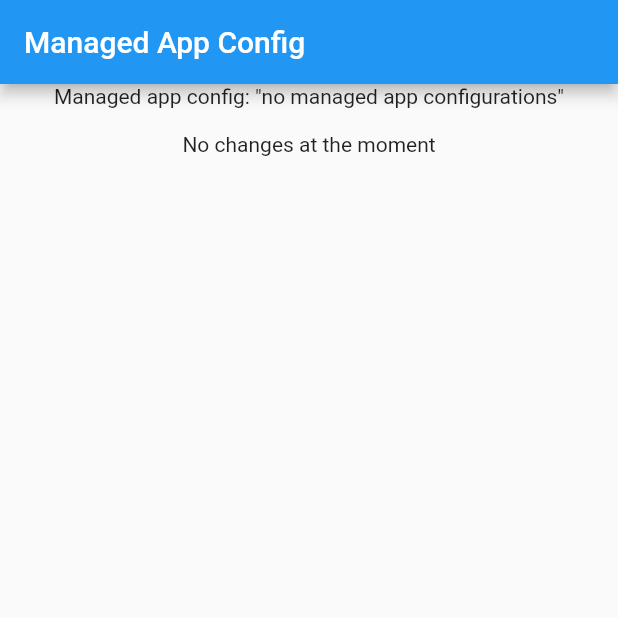
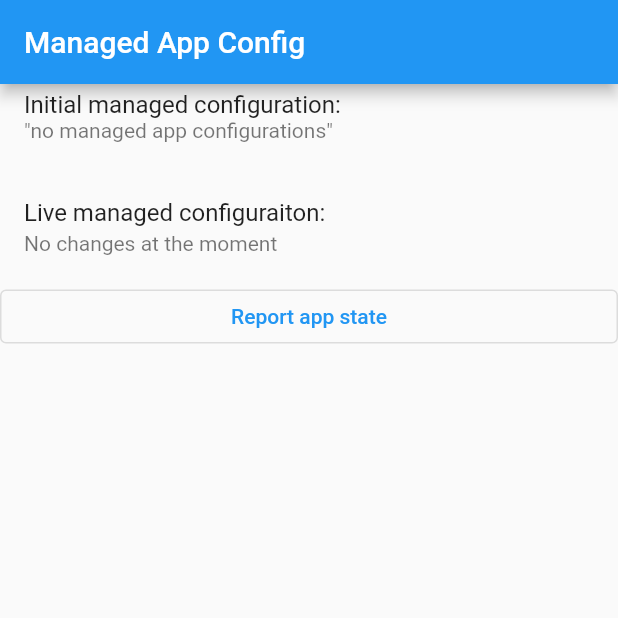
Before and after one commit to mwaylabs/flutter-managed-configuration, a Flutter app: the screen it shows after launch, on a phone screen of 412 x 824 dp, the top half of it. Run offline on Flutter 3.47's test engine with Material 2 defaults, Android fonts, the phone set to English and light mode, and no system bars.

```diff
--- a/example/lib/main.dart
+++ b/example/lib/main.dart
@@ -49,19 +49,38 @@ class _MyAppState extends State<MyApp> {
           title: const Text('Managed App Config'),
         ),
         body: Center(
-          child: Column(
+          child: ListView(
             children: [
-              Text('Managed app config: $_managedAppConfigurations\n'),
+              ListTile(
+                title: Text('Initial managed configuration:'),
+                subtitle: Text('$_managedAppConfigurations\n'),
+              ),
               StreamBuilder<Map<String, dynamic>?>(
                 stream: ManagedConfigurations.mangedConfigurationsStream,
                 builder: (context, snapshot) {
-                  if (snapshot.hasData) {
-                    return Text(json.encode(snapshot.data));
-                  } else {
-                    return Text("No changes at the moment");
-                  }
+                  return ListTile(
+                      title: Text('Live managed configuraiton:'),
+                      subtitle: snapshot.hasData
+                          ? Text(json.encode(snapshot.data))
+                          : Text("No changes at the moment"));
                 },
-              )
+              ),
+              OutlinedButton(
+                  onPressed: () {
+                    //only Android
+                    ManagedConfigurations.reportKeyedAppStates(
+                      "some_key",
+                      Severity.SEVERITY_INFO,
+                      "Applied managed config",
+                      json.encode(
+                        {
+                          "prop1": true,
+                          "datetime": "${DateTime.now().toIso8601String()}"
+                        },
+                      ),
+                    );
+                  },
+                  child: Text("Report app state"))
             ],
           ),
         ),
--- a/lib/managed_configurations.dart
+++ b/lib/managed_configurations.dart
@@ -1,5 +1,6 @@
 import 'dart:async';
 import 'dart:convert';
+import 'dart:io';
 
 import 'package:flutter/services.dart';
 
@@ -64,12 +65,14 @@ class ManagedConfigurations {
     }
   }
 
+  /// This method is only supported on Android Platform
   static Future<void> reportKeyedAppStates(
     String key,
     Severity severity,
     String? message,
     String? data,
   ) async {
+    if (Platform.isAndroid) {
       await _managedConfigurationMethodChannel.invokeMethod(
         reportKeyedAppState,
         {
@@ -80,6 +83,7 @@ class ManagedConfigurations {
         },
       );
     }
+  }
 
   static dispose() {
     _actionApplicationRestrictionsChangedSubscription?.cancel();
```
Also changed, not shown: example/pubspec.lock, pubspec.lock, 5 other files. Lines whose indentation alone changed are shown as unchanged.
